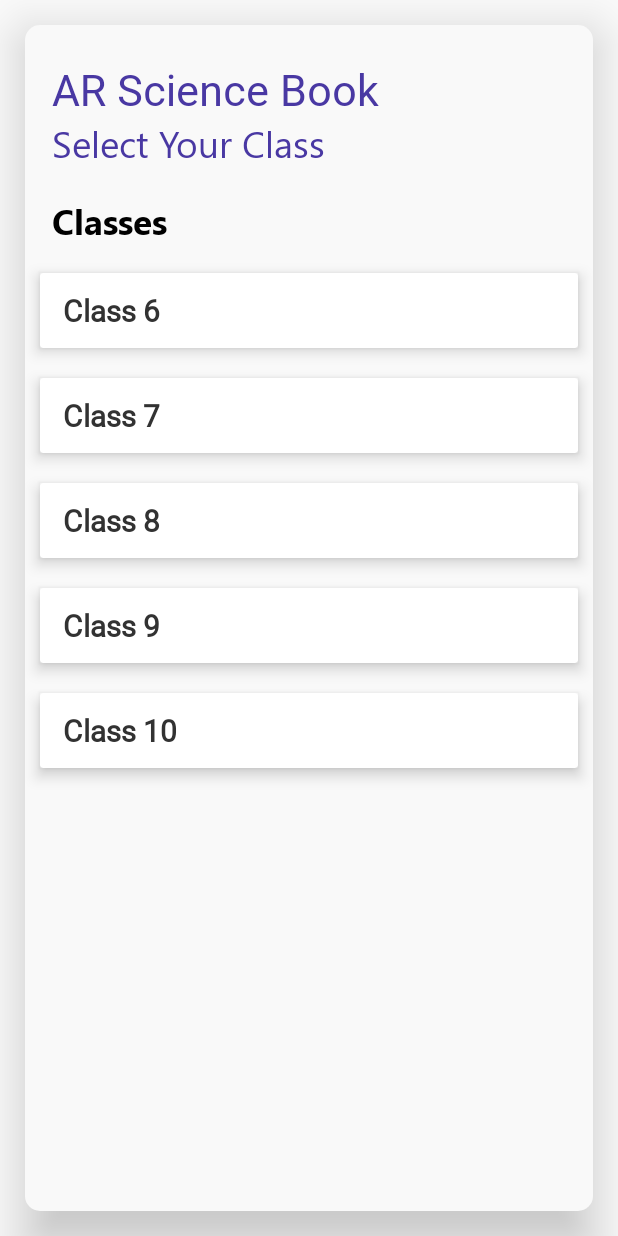
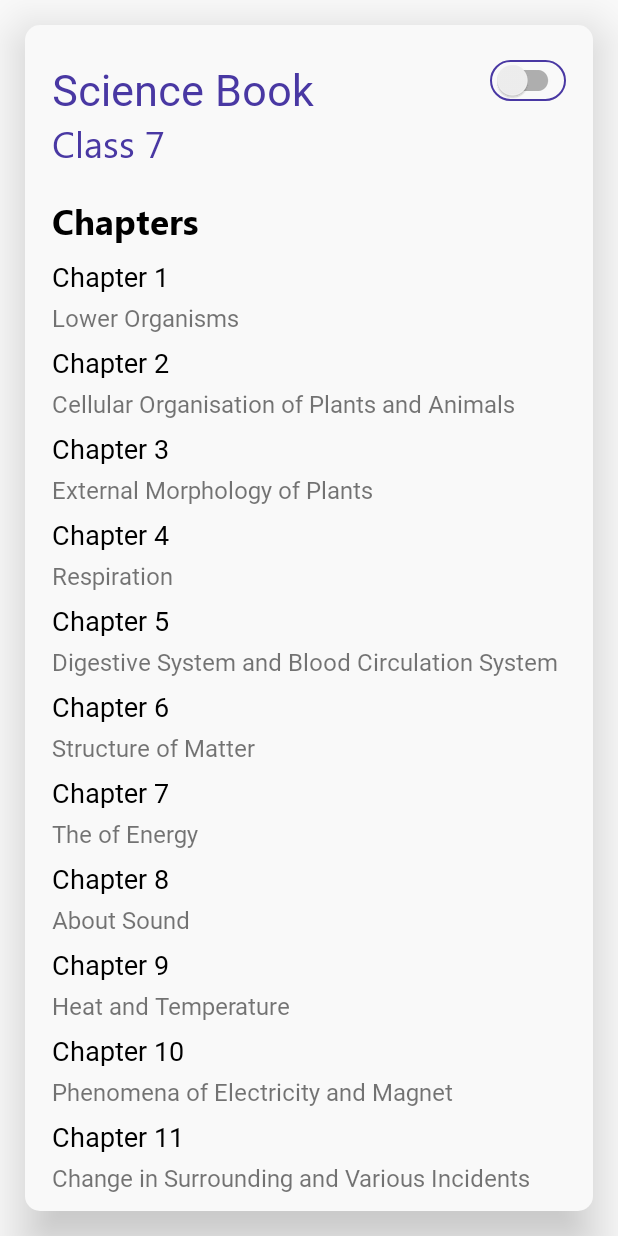
Before and after one commit to NSU-SP21-CSE499-18/Group-01, an Android app: the screen it shows after launch (ClassSelectionActivity before the commit, GeHomeActivity after it), after a tap on "Class 7", on a phone screen of 412 x 824 dp. Run offline under Robolectric (Android 15) with nearby library versions, the phone set to English and light mode, and no system bars; our stand-ins replace sdp/ssp sizes; libraries missing offline, so code that uses them is left out: belka.us.androidtoggleswitch; plain views replace ToggleSwitch; 2 statements that could not run were skipped.

Commit message:
Enhancement #32: More string resources added

```diff
--- a/Project Code/ARSchoolBook/app/src/main/AndroidManifest.xml
+++ b/Project Code/ARSchoolBook/app/src/main/AndroidManifest.xml
@@ -16,7 +16,7 @@
         android:supportsRtl="true"
         android:theme="@style/Theme.AppCompat.Light.NoActionBar">
         <activity
-            android:name=".GeHomeActivity"
+            android:name=".activities.GeHomeActivity"
             android:exported="true" />
         <activity
             android:name=".activities.ClassSelectionActivity"
--- a/Project Code/ARSchoolBook/app/src/main/res/layout/activity_ge_home.xml
+++ b/Project Code/ARSchoolBook/app/src/main/res/layout/activity_ge_home.xml
@@ -41,20 +41,20 @@
 
 
         <belka.us.androidtoggleswitch.widgets.ToggleSwitch
-            android:id="@+id/lng_switch"
+            android:id="@+id/lng_switch_ge"
             android:layout_width="wrap_content"
             android:layout_height="wrap_content"
+            android:layout_alignParentEnd="true"
+            android:background="@drawable/custom_lng_button_stroke"
+            android:padding="1dp"
+            android:textSize="9.5sp"
+            custom:activeBgColor="@color/titleColor"
+            custom:cornerRadius="@dimen/_20sdp"
+            custom:inactiveBgColor="#FFF"
             custom:textToggleLeft="@string/lng_switch_en"
             custom:textToggleRight="@string/lng_switch_bn"
-            custom:inactiveBgColor="#FFF"
-            custom:activeBgColor="@color/titleColor"
-            custom:cornerRadius="@dimen/_20sdp"
-            android:textSize="9.5sp"
-            android:background="@drawable/custom_lng_button_stroke"
             custom:toggleWidth="@dimen/_34sdp"
-            tools:ignore="SmallSp"
-            android:padding="1dp"
-            android:layout_alignParentEnd="true"/>
+            tools:ignore="SmallSp" />
     </RelativeLayout>
 
     <TextView
--- a/Project Code/ARSchoolBook/app/src/main/res/values/strings.xml
+++ b/Project Code/ARSchoolBook/app/src/main/res/values/strings.xml
@@ -114,12 +114,18 @@
     <string name="gn_title_hint" translatable="false">Select Your Class</string>
     <string name="gn_classes" translatable="false">Classes</string>
 
+    <string name="cl_6">Class 6</string>
+    <string name="cl_7">Class 7</string>
+    <string name="cl_8">Class 8</string>
+    <string name="cl_9">Class 9</string>
+    <string name="cl_10">Class 10</string>
+
     <string-array name="class_names">
-        <item>Class 6</item>
-        <item>Class 7</item>
-        <item>Class 8</item>
-        <item>Class 9</item>
-        <item>Class 10</item>
+        <item>@string/cl_6</item>
+        <item>@string/cl_7</item>
+        <item>@string/cl_8</item>
+        <item>@string/cl_9</item>
+        <item>@string/cl_10</item>
     </string-array>
 
     <string-array name="chapter_numbers">
```
Also changed, not shown: Project Code/ARSchoolBook/app/src/main/java/com/ece/nsu/spring2021/cse499/arschoolbook/activities/GeHomeActivity.kt (+51 -0 lines), 1 other file.
